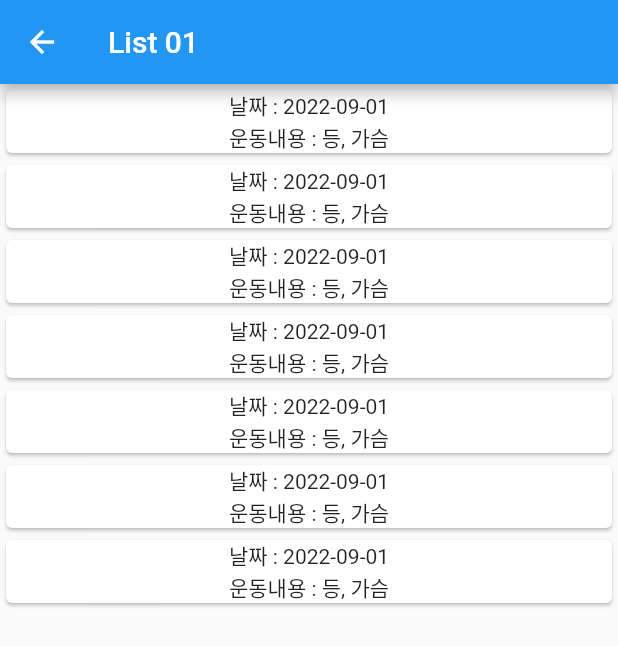
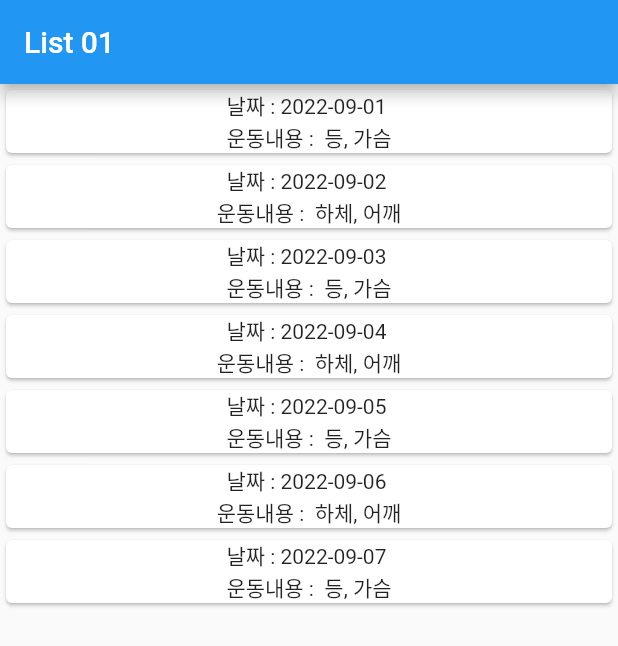
Before and after one commit to Augustkim-dev/delta_gymlog, a Flutter app: the View_List screen opened directly, on a phone screen of 412 x 824 dp. Shown: the top 646 px of the screen. Run offline on Flutter 3.47's test engine with Material 2 defaults, Android fonts, the light colour scheme and no system bars.

Commit message:
데이터 읽어와서 리스트뷰에 파싱 후 뿌려주기

```diff
--- a/lib/main.dart
+++ b/lib/main.dart
@@ -1,3 +1,4 @@
+import 'package:delta_gymlog/view_list.dart';
 import 'package:flutter/material.dart';
 
 void main() {
@@ -24,7 +25,8 @@
         // is not restarted.
         primarySwatch: Colors.blue,
       ),
-      home: const MyHomePage(title: 'Flutter Demo Home Page'),
+      // home: const MyHomePage(title: 'Flutter Demo Home Page'),
+      home: View_List(),
     );
   }
 }
--- a/lib/view_list.dart
+++ b/lib/view_list.dart
@@ -73,8 +73,8 @@ class _View_ListState extends State<View_List> {
               child: Center(
                 child: Column(
                   children: [
-                    Text('날짜 : 2022-09-01'),
-                    Text('운동내용 : 등, 가슴'),
+                    Text('날짜 : ${itemList[index].split('/')[0]}'),
+                    Text('운동내용 : ${itemList[index].split('/')[1]}'),
                   ],
                 ),
               ),
```
